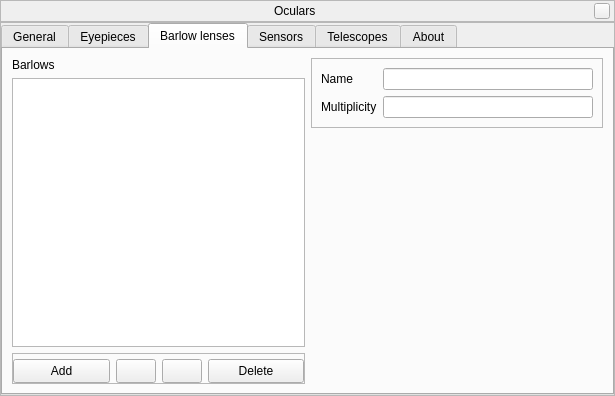
The window that plugins/Oculars/src/gui/ocularDialog.ui (519984307/stellarium_src) describes before a commit, drawn with Qt 5.
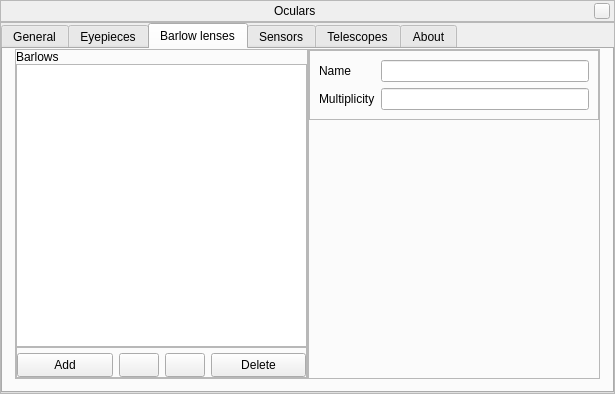
The same window after the commit. The open tabs and pages were chosen to show the change. Custom widgets are drawn as their Qt base class.

Commit message: update CSS and layout for Oculars plugin

What changed in the file:
```diff
--- a/plugins/Oculars/src/gui/ocularDialog.ui
+++ b/plugins/Oculars/src/gui/ocularDialog.ui
@@ -7,7 +7,7 @@
     <x>0</x>
     <y>0</y>
     <width>615</width>
-    <height>396</height>
+    <height>394</height>
    </rect>
   </property>
   <property name="sizePolicy">
@@ -598,17 +598,61 @@
           <string>Barlow lenses</string>
          </attribute>
          <layout class="QHBoxLayout" name="horizontalLayout_4">
+          <property name="spacing">
+           <number>0</number>
+          </property>
+          <property name="leftMargin">
+           <number>12</number>
+          </property>
+          <property name="topMargin">
+           <number>0</number>
+          </property>
+          <property name="rightMargin">
+           <number>12</number>
+          </property>
+          <property name="bottomMargin">
+           <number>12</number>
+          </property>
           <item>
+           <widget class="QFrame" name="BarlowInfoFrame">
+            <property name="frameShape">
+             <enum>QFrame::StyledPanel</enum>
+            </property>
+            <property name="frameShadow">
+             <enum>QFrame::Raised</enum>
+            </property>
            <layout class="QVBoxLayout" name="verticalLayout_10">
+             <property name="spacing">
+              <number>0</number>
+             </property>
+             <property name="margin">
+              <number>0</number>
+             </property>
             <item>
              <widget class="QLabel" name="label_6">
+               <property name="enabled">
+                <bool>true</bool>
+               </property>
               <property name="text">
                <string>Barlows</string>
               </property>
              </widget>
             </item>
             <item>
-             <widget class="QListView" name="barlowListView"/>
+              <widget class="QListView" name="barlowListView">
+               <property name="editTriggers">
+                <set>QAbstractItemView::NoEditTriggers</set>
+               </property>
+               <property name="isWrapping" stdset="0">
+                <bool>false</bool>
+               </property>
+               <property name="resizeMode">
+                <enum>QListView::Fixed</enum>
+               </property>
+               <property name="viewMode">
+                <enum>QListView::ListMode</enum>
+               </property>
+              </widget>
             </item>
             <item>
              <widget class="QFrame" name="frame_5">
@@ -693,9 +737,23 @@
              </widget>
             </item>
            </layout>
+           </widget>
           </item>
           <item>
+           <widget class="QFrame" name="BarlowData">
+            <property name="frameShape">
+             <enum>QFrame::StyledPanel</enum>
+            </property>
+            <property name="frameShadow">
+             <enum>QFrame::Raised</enum>
+            </property>
            <layout class="QVBoxLayout" name="verticalLayout_9">
+             <property name="spacing">
+              <number>0</number>
+             </property>
+             <property name="margin">
+              <number>0</number>
+             </property>
             <item>
              <widget class="QFrame" name="frame_2">
               <property name="frameShape">
@@ -750,6 +808,7 @@
              </spacer>
             </item>
            </layout>
+           </widget>
           </item>
          </layout>
         </widget>
```
Left out of the diff: 7 changed lines with no effect on the pictures. Lines whose indentation alone changed are shown as unchanged. The commit also changes 2 other files.
